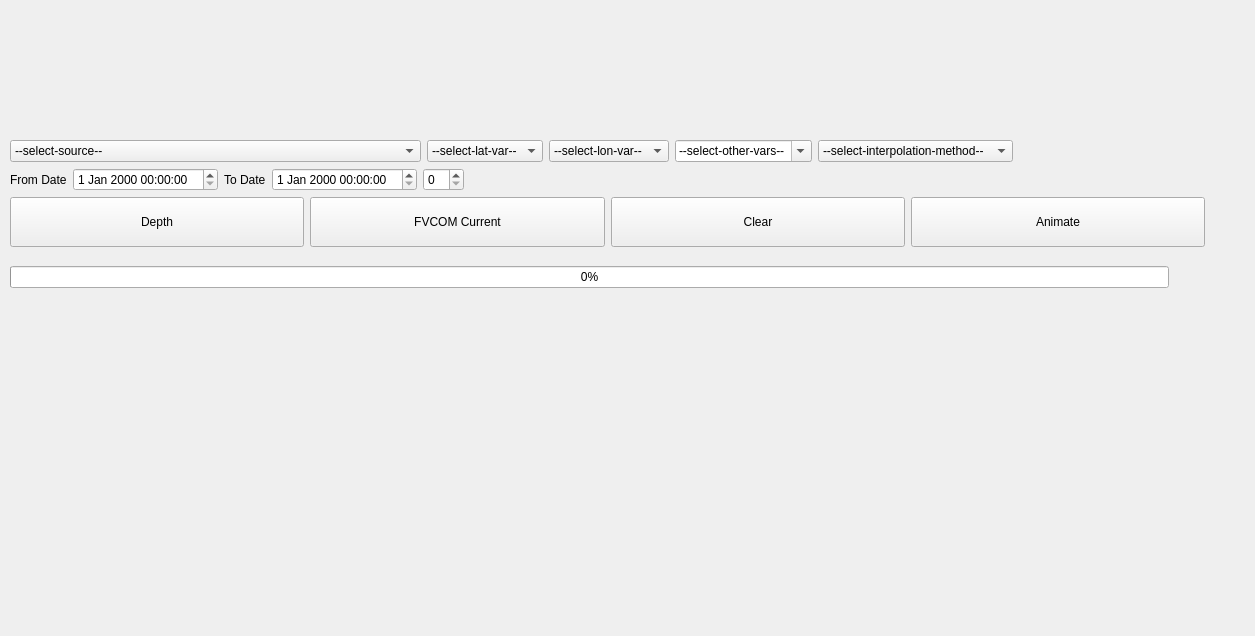
First picture: the form in ui/mapwindow.ui, repository epifanio/planetsasha, before the edit.
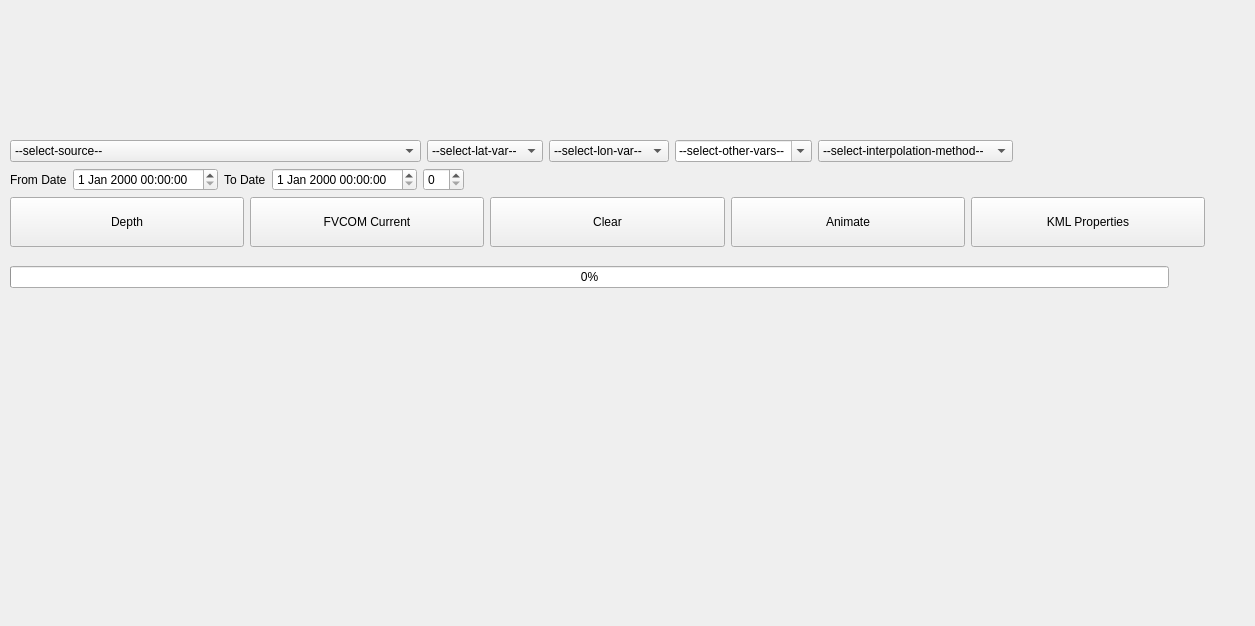
Second picture: the form after the edit. Icons and pictures are not drawn.

Commit message: adding kml settings window

```diff
--- a/ui/mapwindow.ui
+++ b/ui/mapwindow.ui
@@ -7,7 +7,7 @@
     <x>0</x>
     <y>0</y>
     <width>1255</width>
-    <height>636</height>
+    <height>626</height>
    </rect>
   </property>
   <property name="sizePolicy">
@@ -229,6 +229,19 @@
         </property>
        </widget>
       </item>
+      <item>
+       <widget class="QPushButton" name="btKmlProps">
+        <property name="sizePolicy">
+         <sizepolicy hsizetype="Preferred" vsizetype="Preferred">
+          <horstretch>0</horstretch>
+          <verstretch>0</verstretch>
+         </sizepolicy>
+        </property>
+        <property name="text">
+         <string>KML Properties</string>
+        </property>
+       </widget>
+      </item>
      </layout>
     </item>
     <item>
```
Left out of the diff: 4 changed lines with no effect on the pictures. The commit also changes 5 other files.
